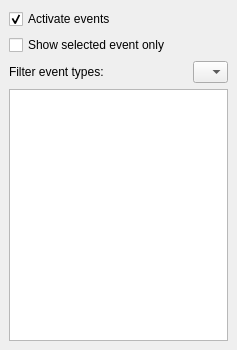
Old version of the form applications/mne_browse_raw_qt/Windows/eventwindowdock.ui in the repository mne-tools/mne-cpp.
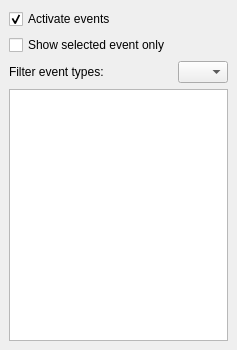
New version of the form.

Diff of the .ui file:
```diff
--- a/applications/mne_browse_raw_qt/Windows/eventwindowdock.ui
+++ b/applications/mne_browse_raw_qt/Windows/eventwindowdock.ui
@@ -54,6 +54,12 @@
     </item>
     <item row="0" column="0">
      <widget class="QCheckBox" name="m_checkBox_activateEvents">
+      <property name="sizePolicy">
+       <sizepolicy hsizetype="Fixed" vsizetype="Fixed">
+        <horstretch>0</horstretch>
+        <verstretch>0</verstretch>
+       </sizepolicy>
+      </property>
       <property name="text">
        <string>Activate events</string>
       </property>
@@ -123,12 +129,12 @@
       <property name="sizePolicy">
        <sizepolicy hsizetype="Fixed" vsizetype="Fixed">
         <horstretch>0</horstretch>
-        <verstretch>0</verstretch>
+        <verstretch>50</verstretch>
        </sizepolicy>
       </property>
       <property name="minimumSize">
        <size>
-        <width>35</width>
+        <width>50</width>
         <height>0</height>
        </size>
       </property>
```
